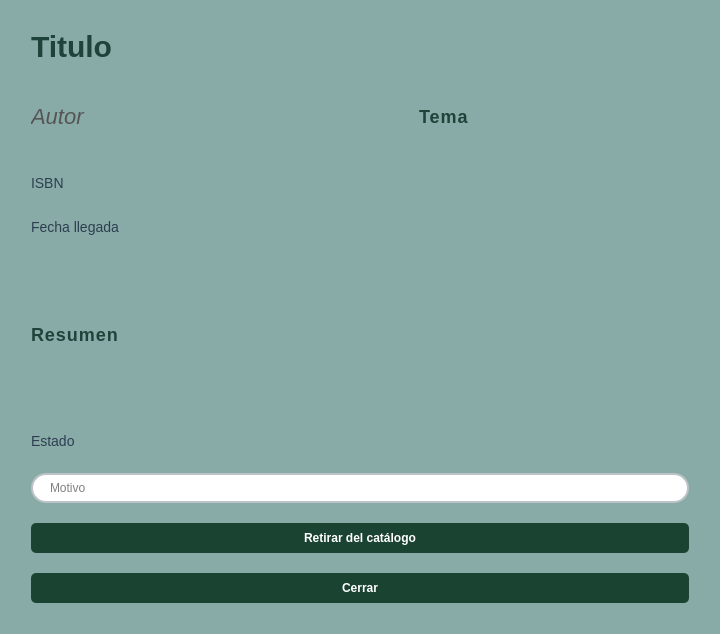
ivantm1/proyecto-software, file src/vista/Ui/VistaLibroBibliotecario.ui: the form before one commit.
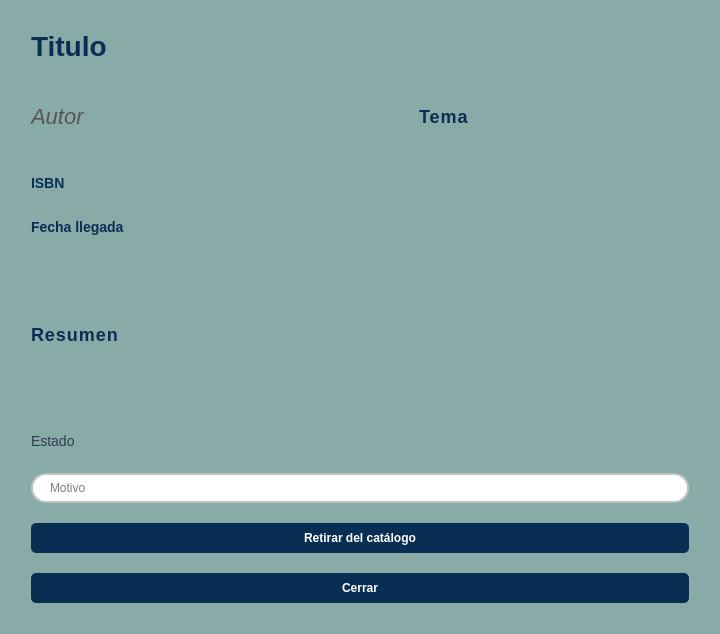
The form after the commit.

Commit message: Cambio vistas libros

What changed in the file:
```diff
--- a/src/vista/Ui/VistaLibroBibliotecario.ui
+++ b/src/vista/Ui/VistaLibroBibliotecario.ui
@@ -95,6 +95,12 @@
          <height>30</height>
         </size>
        </property>
+       <property name="styleSheet">
+        <string notr="true">font-family: 'Segoe UI', sans-serif;
+font-size: 28px;
+font-weight: bold;
+color: #082e53; </string>
+       </property>
        <property name="text">
         <string>Titulo</string>
        </property>
@@ -141,6 +147,12 @@
            <height>30</height>
           </size>
          </property>
+         <property name="styleSheet">
+          <string notr="true">font-family: 'Segoe UI', sans-serif;
+font-size: 18px;
+font-weight: bold;
+color: #082e53; </string>
+         </property>
          <property name="text">
           <string>Tema</string>
          </property>
@@ -150,6 +162,12 @@
      </item>
      <item>
       <widget class="QLabel" name="linea_isbn">
+       <property name="styleSheet">
+        <string notr="true">font-family: 'Segoe UI', sans-serif;
+font-size: 14px;
+font-weight: bold;
+color: #082e53; </string>
+       </property>
        <property name="text">
         <string>ISBN</string>
        </property>
@@ -157,6 +175,12 @@
      </item>
      <item>
       <widget class="QLabel" name="linea_fecha">
+       <property name="styleSheet">
+        <string notr="true">font-family: 'Segoe UI', sans-serif;
+font-size: 14px;
+font-weight: bold;
+color: #082e53; </string>
+       </property>
        <property name="text">
         <string>Fecha llegada</string>
        </property>
@@ -176,6 +200,12 @@
          <height>150</height>
         </size>
        </property>
+       <property name="styleSheet">
+        <string notr="true">font-family: 'Segoe UI', sans-serif;
+font-size: 18px;
+font-weight: bold;
+color: #082e53; </string>
+       </property>
        <property name="text">
         <string>Resumen</string>
        </property>
@@ -220,7 +250,7 @@
       <widget class="QPushButton" name="boton_reserva">
        <property name="styleSheet">
         <string notr="true">QPushButton {
-    background-color: #1B4332; 
+    background-color: #082e53; 
     color: white;  
     border-radius: 5px; 
     padding: 8px;  
@@ -247,7 +277,7 @@
       <widget class="QPushButton" name="boton_cerrar">
        <property name="styleSheet">
         <string notr="true">QPushButton {
-    background-color: #1B4332; 
+    background-color: #082e53; 
     color: white;  
     border-radius: 5px; 
     padding: 8px;  
```
Left out of the diff: 8 changed lines with no effect on the pictures. The commit also changes 3 other files.
